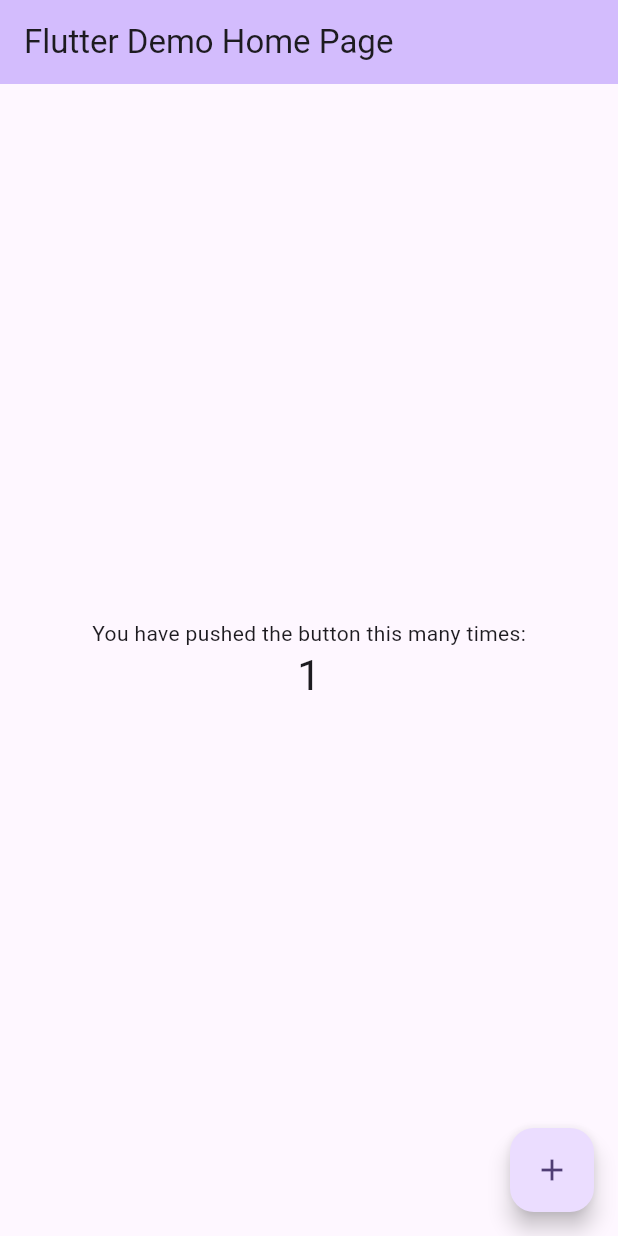
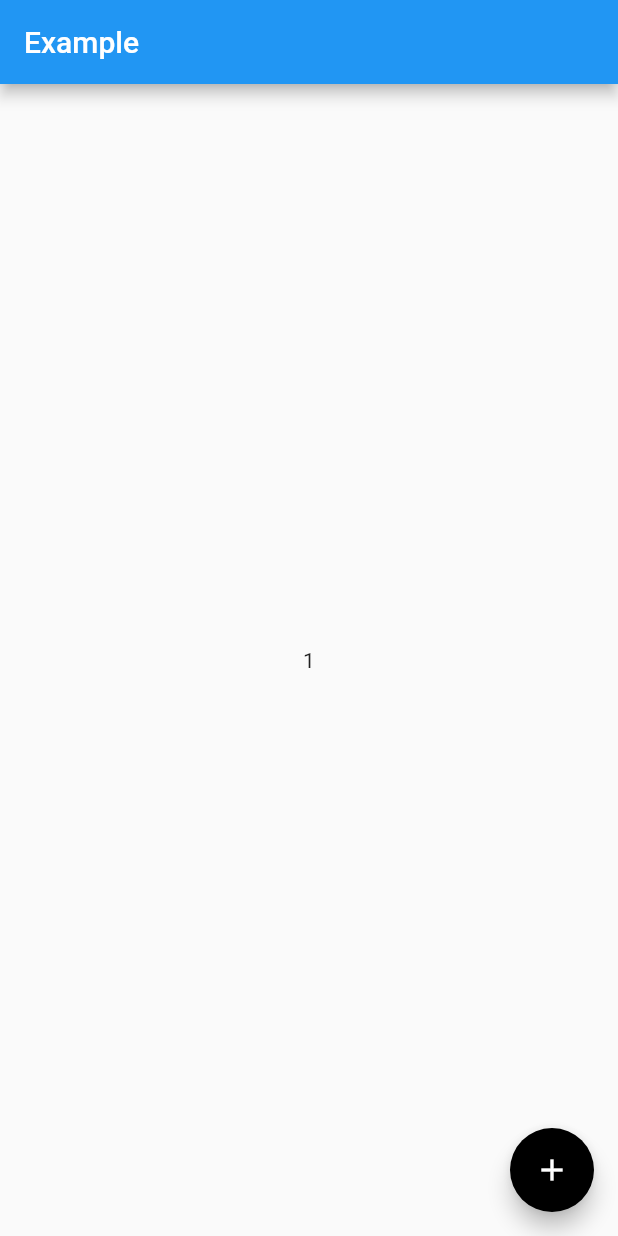
Before and after one commit to Kate941-su/todo_riverpod, a Flutter app: the screen it shows after launch, after a tap on the "add" icon, on a phone screen of 412 x 824 dp. Run offline on Flutter 3.47's test engine with Material 2 defaults, Android fonts, the phone set to English and light mode, and no system bars; our stand-ins replace flutter_riverpod.

Commit message:
create sample counter application

```diff
--- a/lib/main.dart
+++ b/lib/main.dart
@@ -1,125 +1,60 @@
 import 'package:flutter/material.dart';
+import 'package:flutter_riverpod/flutter_riverpod.dart';
+
+// 値（ここでは "Hello world"）を格納する「プロバイダ」を作成します。
+// プロバイダを使うことで値のモックやオーバーライドが可能になります。
+final helloWorldProvider = Provider((_) => 'Hello world');
+final counterProvider = StateProvider((ref) => 0);
 
 void main() {
-  runApp(const MyApp());
+  runApp(
+    // プロバイダをウィジェットで利用するには、アプリ全体を
+    // `ProviderScope` ウィジェットで囲む必要があります。
+    // ここに各プロバイダのステート（状態）・値が格納されていきます。
+    ProviderScope(
+      child: MyApp(),
+    ),
+  );
 }
 
 class MyApp extends StatelessWidget {
-  const MyApp({super.key});
-
-  // This widget is the root of your application.
+  const MyApp({Key? key}) : super(key: key);
   @override
   Widget build(BuildContext context) {
+    return MaterialApp(home: Home());
+  }
+}
+
+// StatelessWidget の代わりに Riverpod の ConsumerWidget を継承します。
+
+
+class Home extends ConsumerWidget {
+  @override
+  Widget build(BuildContext context, WidgetRef ref) {
+    final String value = ref.watch(helloWorldProvider);
+    StateController<int> counter = ref.watch(counterProvider.notifier);
     return MaterialApp(
-      title: 'Flutter Demo',
-      theme: ThemeData(
-        // This is the theme of your application.
-        //
-        // TRY THIS: Try running your application with "flutter run". You'll see
-        // the application has a blue toolbar. Then, without quitting the app,
-        // try changing the seedColor in the colorScheme below to Colors.green
-        // and then invoke "hot reload" (save your changes or press the "hot
-        // reload" button in a Flutter-supported IDE, or press "r" if you used
-        // the command line to start the app).
-        //
-        // Notice that the counter didn't reset back to zero; the application
-        // state is not lost during the reload. To reset the state, use hot
-        // restart instead.
-        //
-        // This works for code too, not just values: Most code changes can be
-        // tested with just a hot reload.
-        colorScheme: ColorScheme.fromSeed(seedColor: Colors.deepPurple),
-        useMaterial3: true,
+      home: Scaffold(
+        appBar: AppBar(title: const Text('Example')),
+        body: Center(
+          child: Column (
+            mainAxisAlignment: MainAxisAlignment.center,
+            children: [
+              Consumer(builder: (context, ref, _) {
+                final count = ref.watch(counterProvider);
+                return Text(count.toString());
+              })
+            ],
+          )
+        ),
+        floatingActionButton: FloatingActionButton(
+          onPressed: (){
+            counter.state++;
+          },
+          child: Icon(Icons.add),
+          backgroundColor: Colors.black,
+        ),
       ),
-      home: const MyHomePage(title: 'Flutter Demo Home Page'),
     );
   }
 }
-
-class MyHomePage extends StatefulWidget {
-  const MyHomePage({super.key, required this.title});
-
-  // This widget is the home page of your application. It is stateful, meaning
-  // that it has a State object (defined below) that contains fields that affect
-  // how it looks.
-
-  // This class is the configuration for the state. It holds the values (in this
-  // case the title) provided by the parent (in this case the App widget) and
-  // used by the build method of the State. Fields in a Widget subclass are
-  // always marked "final".
-
-  final String title;
-
-  @override
-  State<MyHomePage> createState() => _MyHomePageState();
-}
-
-class _MyHomePageState extends State<MyHomePage> {
-  int _counter = 0;
-
-  void _incrementCounter() {
-    setState(() {
-      // This call to setState tells the Flutter framework that something has
-      // changed in this State, which causes it to rerun the build method below
-      // so that the display can reflect the updated values. If we changed
-      // _counter without calling setState(), then the build method would not be
-      // called again, and so nothing would appear to happen.
-      _counter++;
-    });
-  }
-
-  @override
-  Widget build(BuildContext context) {
-    // This method is rerun every time setState is called, for instance as done
-    // by the _incrementCounter method above.
-    //
-    // The Flutter framework has been optimized to make rerunning build methods
-    // fast, so that you can just rebuild anything that needs updating rather
-    // than having to individually change instances of widgets.
-    return Scaffold(
-      appBar: AppBar(
-        // TRY THIS: Try changing the color here to a specific color (to
-        // Colors.amber, perhaps?) and trigger a hot reload to see the AppBar
-        // change color while the other colors stay the same.
-        backgroundColor: Theme.of(context).colorScheme.inversePrimary,
-        // Here we take the value from the MyHomePage object that was created by
-        // the App.build method, and use it to set our appbar title.
-        title: Text(widget.title),
-      ),
-      body: Center(
-        // Center is a layout widget. It takes a single child and positions it
-        // in the middle of the parent.
-        child: Column(
-          // Column is also a layout widget. It takes a list of children and
-          // arranges them vertically. By default, it sizes itself to fit its
-          // children horizontally, and tries to be as tall as its parent.
-          //
-          // Column has various properties to control how it sizes itself and
-          // how it positions its children. Here we use mainAxisAlignment to
-          // center the children vertically; the main axis here is the vertical
-          // axis because Columns are vertical (the cross axis would be
-          // horizontal).
-          //
-          // TRY THIS: Invoke "debug painting" (choose the "Toggle Debug Paint"
-          // action in the IDE, or press "p" in the console), to see the
-          // wireframe for each widget.
-          mainAxisAlignment: MainAxisAlignment.center,
-          children: <Widget>[
-            const Text(
-              'You have pushed the button this many times:',
-            ),
-            Text(
-              '$_counter',
-              style: Theme.of(context).textTheme.headlineMedium,
-            ),
-          ],
-        ),
-      ),
-      floatingActionButton: FloatingActionButton(
-        onPressed: _incrementCounter,
-        tooltip: 'Increment',
-        child: const Icon(Icons.add),
-      ), // This trailing comma makes auto-formatting nicer for build methods.
-    );
-  }
-}
```
Also changed, not shown: pubspec.yaml (+2 -18 lines), pubspec.lock.
